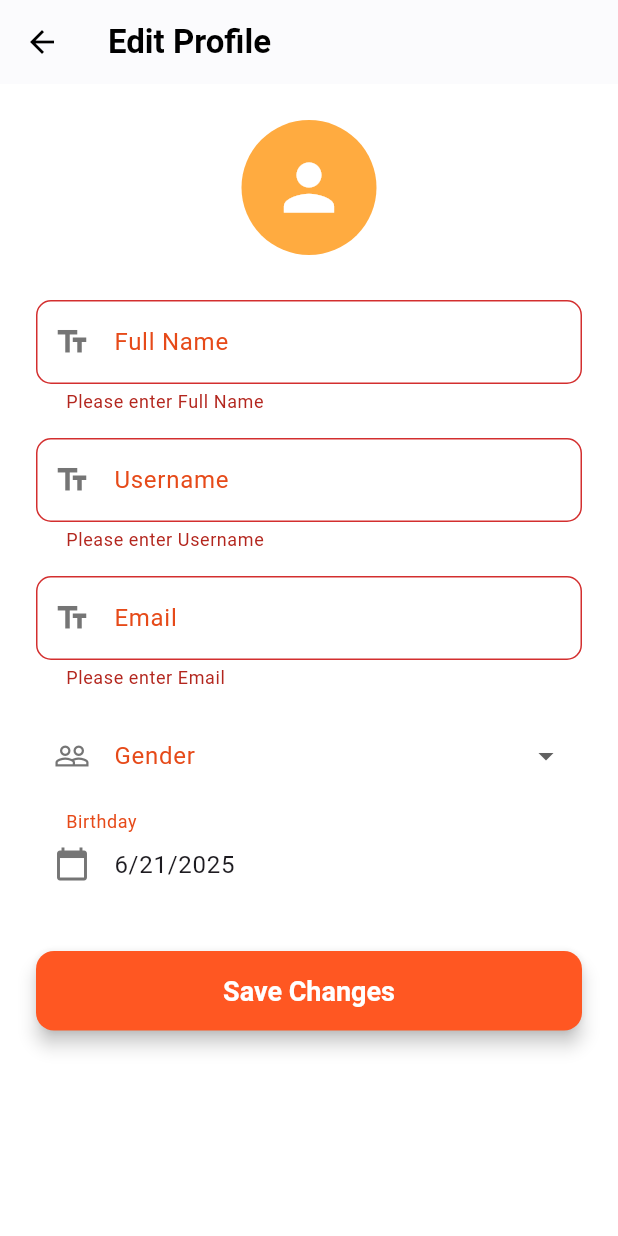
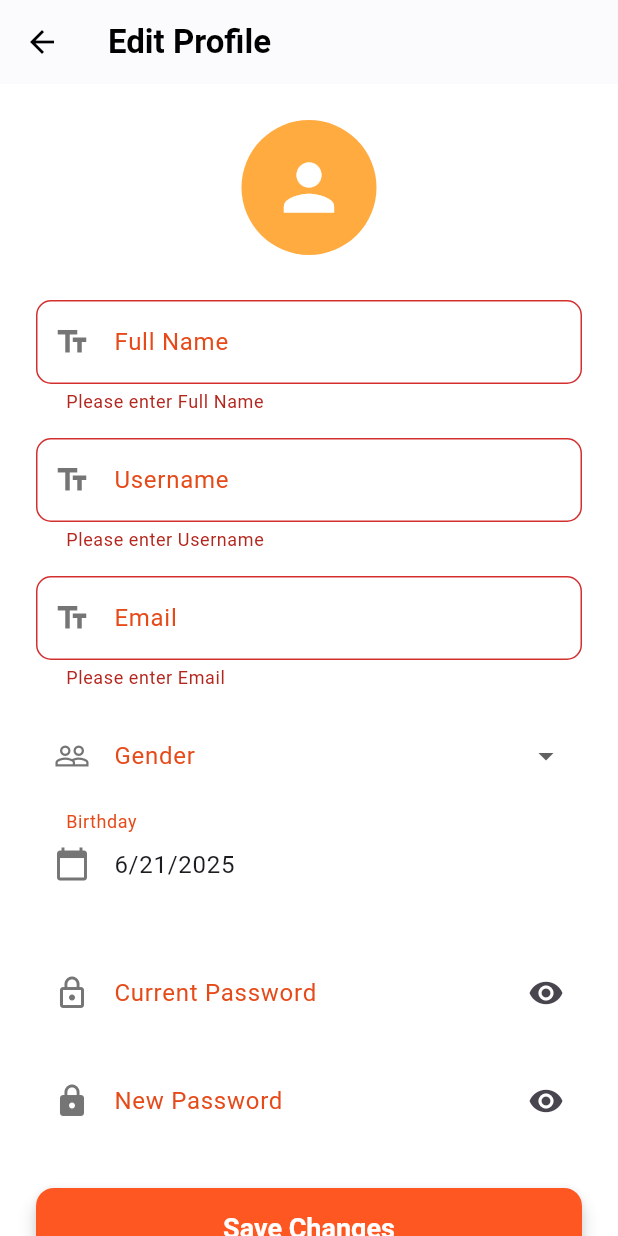
Before and after one commit to muqrock/closet_mate, a Flutter app: the EditProfilePage screen opened by its route, after a tap on "Save Changes", on a phone screen of 412 x 824 dp. Run offline on Flutter 3.47's test engine with Material 3 defaults, Android fonts, the phone set to English and light mode, and no system bars; our stand-ins replace cloud_firestore, firebase_auth, firebase_core, image_picker, material_design_icons_flutter; accounts and stored records are empty; Roboto replaces fonts that are missing (Montserrat).

Commit message:
added Password change feature.

```diff
--- a/lib/screens/edit_profile_page.dart
+++ b/lib/screens/edit_profile_page.dart
@@ -11,15 +11,19 @@ class EditProfilePage extends StatefulWidget {
 
 class _EditProfilePageState extends State<EditProfilePage> {
   final _formKey = GlobalKey<FormState>();
-
-  final TextEditingController _fullNameController = TextEditingController();
-  final TextEditingController _usernameController = TextEditingController();
-  final TextEditingController _emailController = TextEditingController();
+  final _fullNameController = TextEditingController();
+  final _usernameController = TextEditingController();
+  final _emailController = TextEditingController();
+  final _currentPasswordController = TextEditingController();
+  final _newPasswordController = TextEditingController();
 
   String? _selectedGender;
   DateTime? _selectedBirthday;
 
   bool _isLoading = false;
+  bool _showCurrentPassword = false;
+  bool _showNewPassword = false;
+  bool _isCurrentPasswordValid = false;
 
   final List<String> _genders = [
     'Male',
@@ -68,31 +72,65 @@ class _EditProfilePageState extends State<EditProfilePage> {
     }
   }
 
+  Future<void> _validateCurrentPassword(String inputPassword) async {
+    final user = FirebaseAuth.instance.currentUser;
+    final cred = EmailAuthProvider.credential(
+      email: user!.email!,
+      password: inputPassword,
+    );
+    try {
+      await user.reauthenticateWithCredential(cred);
+      setState(() => _isCurrentPasswordValid = true);
+    } catch (_) {
+      setState(() => _isCurrentPasswordValid = false);
+    }
+  }
+
   Future<void> _saveProfile() async {
     if (!_formKey.currentState!.validate()) return;
 
+    final user = FirebaseAuth.instance.currentUser;
+    final bool isChangingPassword =
+        _currentPasswordController.text.isNotEmpty &&
+        _newPasswordController.text.isNotEmpty;
+
+    if (isChangingPassword && !_isCurrentPasswordValid) {
+      ScaffoldMessenger.of(context).showSnackBar(
+        const SnackBar(content: Text('Incorrect current password')),
+      );
+      return;
+    }
+
     setState(() => _isLoading = true);
-    final user = FirebaseAuth.instance.currentUser;
 
     try {
-      if (user != null) {
       await FirebaseFirestore.instance
           .collection('users')
-            .doc(user.uid)
+          .doc(user!.uid)
           .update({
             'fullName': _fullNameController.text.trim(),
             'username': _usernameController.text.trim(),
-              'email': _emailController.text.trim(),
+            'email':
+                _emailController.text.trim(), // still stored but uneditable
             'gender': _selectedGender,
             'birthday':
                 _selectedBirthday != null
                     ? Timestamp.fromDate(_selectedBirthday!)
                     : null,
           });
+
+      if (isChangingPassword) {
+        await user.updatePassword(_newPasswordController.text.trim());
+        ScaffoldMessenger.of(context).showSnackBar(
+          const SnackBar(
+            content: Text('Password updated. Please log in again.'),
+          ),
+        );
+        Navigator.pushNamedAndRemoveUntil(context, '/', (route) => false);
+      } else {
         ScaffoldMessenger.of(context).showSnackBar(
           const SnackBar(content: Text('Profile updated successfully')),
         );
-        Navigator.pop(context);
       }
     } catch (e) {
       ScaffoldMessenger.of(
@@ -108,6 +146,8 @@ class _EditProfilePageState extends State<EditProfilePage> {
     _fullNameController.dispose();
     _usernameController.dispose();
     _emailController.dispose();
+    _currentPasswordController.dispose();
+    _newPasswordController.dispose();
     super.dispose();
   }
 
@@ -125,7 +165,9 @@ class _EditProfilePageState extends State<EditProfilePage> {
         ),
         leading: IconButton(
           icon: const Icon(Icons.arrow_back),
-          onPressed: () => Navigator.pop(context),
+          onPressed: () {
+            Navigator.pushReplacementNamed(context, '/settings');
+          },
         ),
       ),
       body: SingleChildScrollView(
@@ -146,7 +188,8 @@ class _EditProfilePageState extends State<EditProfilePage> {
               _buildTextField(
                 _emailController,
                 'Email',
-                TextInputType.emailAddress,
+                inputType: TextInputType.emailAddress,
+                readOnly: true,
               ),
 
               DropdownButtonFormField<String>(
@@ -184,6 +227,78 @@ class _EditProfilePageState extends State<EditProfilePage> {
                   border: OutlineInputBorder(),
                 ),
               ),
+
+              const SizedBox(height: 30),
+
+              // 🔒 Current Password
+              TextFormField(
+                controller: _currentPasswordController,
+                obscureText: !_showCurrentPassword,
+                onChanged: _validateCurrentPassword,
+                decoration: InputDecoration(
+                  labelText: 'Current Password',
+                  prefixIcon: const Icon(Icons.lock_outline),
+                  suffixIcon: Row(
+                    mainAxisSize: MainAxisSize.min,
+                    children: [
+                      if (_currentPasswordController.text.isNotEmpty)
+                        Icon(
+                          _isCurrentPasswordValid
+                              ? Icons.check_circle
+                              : Icons.error,
+                          color:
+                              _isCurrentPasswordValid
+                                  ? Colors.green
+                                  : Colors.red,
+                        ),
+                      IconButton(
+                        icon: Icon(
+                          _showCurrentPassword
+                              ? Icons.visibility_off
+                              : Icons.visibility,
+                        ),
+                        onPressed:
+                            () => setState(
+                              () =>
+                                  _showCurrentPassword = !_showCurrentPassword,
+                            ),
+                      ),
+                    ],
+                  ),
+                  border: const OutlineInputBorder(),
+                ),
+              ),
+              const SizedBox(height: 16),
+
+              // 🔐 New Password
+              TextFormField(
+                controller: _newPasswordController,
+                obscureText: !_showNewPassword,
+                decoration: InputDecoration(
+                  labelText: 'New Password',
+                  prefixIcon: const Icon(Icons.lock),
+                  suffixIcon: Row(
+                    mainAxisSize: MainAxisSize.min,
+                    children: [
+                      if (_newPasswordController.text.isNotEmpty)
+                        const Icon(Icons.check_circle, color: Colors.green),
+                      IconButton(
+                        icon: Icon(
+                          _showNewPassword
+                              ? Icons.visibility_off
+                              : Icons.visibility,
+                        ),
+                        onPressed:
+                            () => setState(
+                              () => _showNewPassword = !_showNewPassword,
+                            ),
+                      ),
+                    ],
+                  ),
+                  border: const OutlineInputBorder(),
+                ),
+              ),
+
               const SizedBox(height: 30),
 
               _isLoading
@@ -211,13 +326,15 @@ class _EditProfilePageState extends State<EditProfilePage> {
 
   Widget _buildTextField(
     TextEditingController controller,
-    String label, [
+    String label, {
     TextInputType inputType = TextInputType.text,
-  ]) {
+    bool readOnly = false,
+  }) {
     return Padding(
       padding: const EdgeInsets.only(bottom: 16),
       child: TextFormField(
         controller: controller,
+        readOnly: readOnly,
         keyboardType: inputType,
         validator:
             (value) =>
```
Lines whose indentation alone changed are shown as unchanged.
